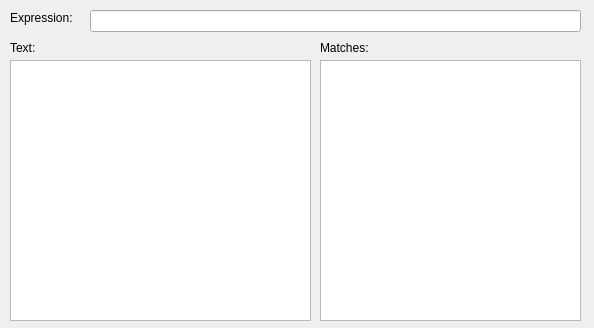
Qt form RegexCheck/RegexCheck.ui (Harakter/RegexCheck) before a commit.
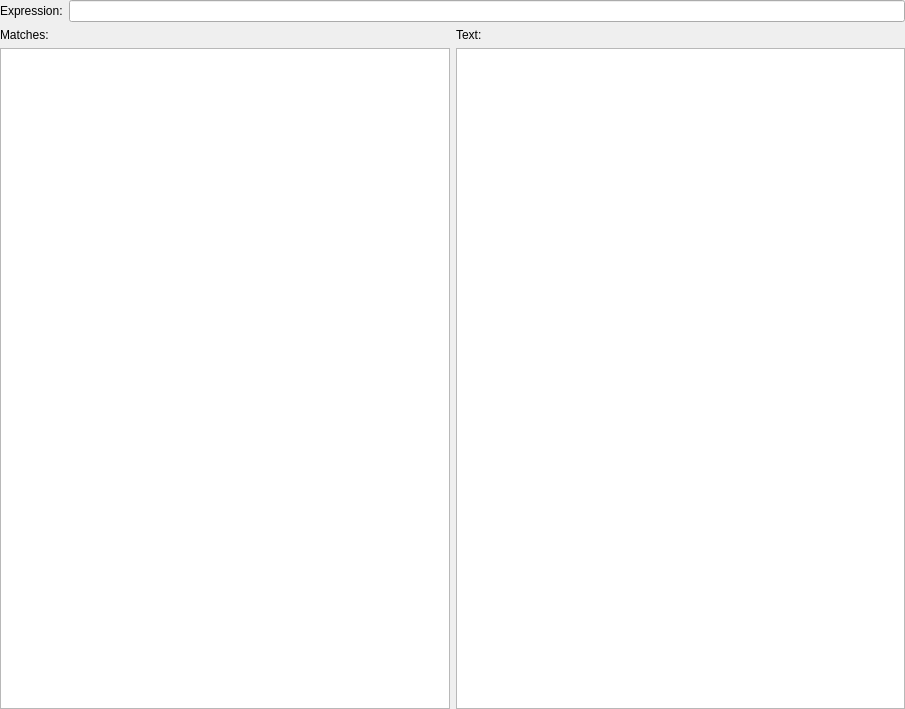
The same form after that commit.

Commit message: Updated ui - now you can resize it dynamically. Added quotes for every match in list

```diff
--- a/RegexCheck/RegexCheck.ui
+++ b/RegexCheck/RegexCheck.ui
@@ -6,86 +6,82 @@
    <rect>
     <x>0</x>
     <y>0</y>
-    <width>594</width>
-    <height>328</height>
+    <width>905</width>
+    <height>709</height>
    </rect>
   </property>
   <property name="windowTitle">
    <string>Regex Check</string>
   </property>
   <widget class="QWidget" name="centralWidget">
-   <widget class="QLineEdit" name="inputRegex">
-    <property name="geometry">
-     <rect>
-      <x>90</x>
-      <y>10</y>
-      <width>491</width>
-      <height>22</height>
-     </rect>
+   <layout class="QGridLayout" name="gridLayout_2">
+    <property name="leftMargin">
+     <number>0</number>
     </property>
-   </widget>
-   <widget class="QLabel" name="label">
-    <property name="geometry">
-     <rect>
-      <x>10</x>
-      <y>10</y>
-      <width>71</width>
-      <height>16</height>
-     </rect>
+    <property name="topMargin">
+     <number>0</number>
     </property>
-    <property name="text">
-     <string>Expression:</string>
+    <property name="rightMargin">
+     <number>0</number>
     </property>
-   </widget>
-   <widget class="QListView" name="resultList">
-    <property name="geometry">
-     <rect>
-      <x>320</x>
-      <y>60</y>
-      <width>261</width>
-      <height>261</height>
-     </rect>
+    <property name="bottomMargin">
+     <number>0</number>
     </property>
-    <property name="editTriggers">
-     <set>QAbstractItemView::NoEditTriggers</set>
-    </property>
-   </widget>
-   <widget class="QLabel" name="label_2">
-    <property name="geometry">
-     <rect>
-      <x>320</x>
-      <y>40</y>
-      <width>71</width>
-      <height>16</height>
-     </rect>
-    </property>
-    <property name="text">
-     <string>Matches:</string>
-    </property>
-   </widget>
-   <widget class="QTextEdit" name="inputText">
-    <property name="geometry">
-     <rect>
-      <x>10</x>
-      <y>60</y>
-      <width>301</width>
-      <height>261</height>
-     </rect>
-    </property>
-   </widget>
-   <widget class="QLabel" name="label_3">
-    <property name="geometry">
-     <rect>
-      <x>10</x>
-      <y>40</y>
-      <width>71</width>
-      <height>16</height>
-     </rect>
-    </property>
-    <property name="text">
-     <string>Text:</string>
-    </property>
-   </widget>
+    <item row="0" column="0">
+     <layout class="QGridLayout" name="gridLayout">
+      <item row="0" column="0">
+       <layout class="QHBoxLayout" name="horizontalLayout">
+        <item>
+         <widget class="QLabel" name="label">
+          <property name="text">
+           <string>Expression:</string>
+          </property>
+         </widget>
+        </item>
+        <item>
+         <widget class="QLineEdit" name="inputRegex"/>
+        </item>
+       </layout>
+      </item>
+      <item row="1" column="0">
+       <layout class="QVBoxLayout" name="verticalLayout">
+        <item>
+         <layout class="QHBoxLayout" name="horizontalLayout_2">
+          <item>
+           <widget class="QLabel" name="label_2">
+            <property name="text">
+             <string>Matches:</string>
+            </property>
+           </widget>
+          </item>
+          <item>
+           <widget class="QLabel" name="label_3">
+            <property name="text">
+             <string>Text:</string>
+            </property>
+           </widget>
+          </item>
+         </layout>
+        </item>
+        <item>
+         <layout class="QHBoxLayout" name="horizontalLayout_3">
+          <item>
+           <widget class="QTextEdit" name="inputText"/>
+          </item>
+          <item>
+           <widget class="QListView" name="resultList">
+            <property name="editTriggers">
+             <set>QAbstractItemView::NoEditTriggers</set>
+            </property>
+           </widget>
+          </item>
+         </layout>
+        </item>
+       </layout>
+      </item>
+     </layout>
+    </item>
+   </layout>
   </widget>
  </widget>
  <layoutdefault spacing="6" margin="11"/>
```
The commit also changes 2 other files.
